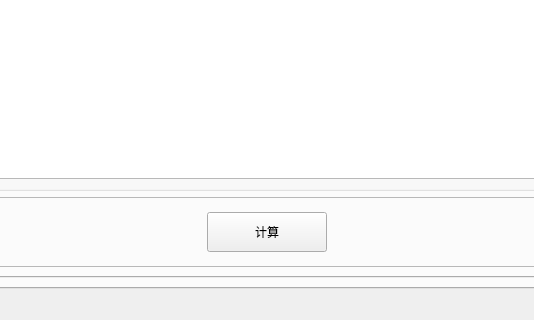
Old version of the form kwindow/kmain.ui in the repository dqzg12300/kAlgorithmTools; both pictures show x 89 to 623 and y 440 to 760 of the 1019 by 760 pixel window.
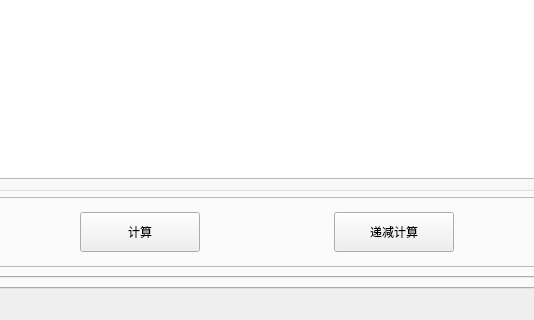
New version of the form. The open tabs and pages were chosen to show the change.

Commit message: 界面调整

What changed in the file:
```diff
--- a/kwindow/kmain.ui
+++ b/kwindow/kmain.ui
@@ -783,6 +783,28 @@
                  </property>
                 </widget>
                </item>
+               <item row="0" column="1">
+                <widget class="QPushButton" name="btnprotoc_calc_2">
+                 <property name="minimumSize">
+                  <size>
+                   <width>0</width>
+                   <height>40</height>
+                  </size>
+                 </property>
+                 <property name="maximumSize">
+                  <size>
+                   <width>120</width>
+                   <height>40</height>
+                  </size>
+                 </property>
+                 <property name="toolTip">
+                  <string/>
+                 </property>
+                 <property name="text">
+                  <string>递减计算</string>
+                 </property>
+                </widget>
+               </item>
               </layout>
              </widget>
             </item>
```
The commit also changes 1 other file.
